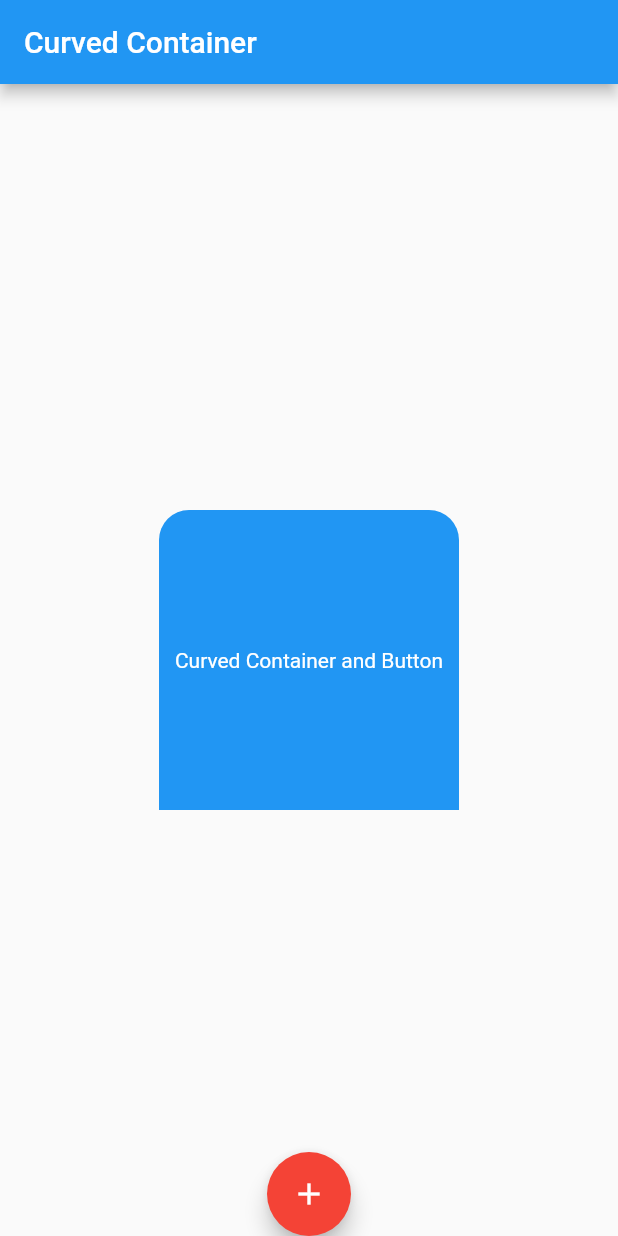
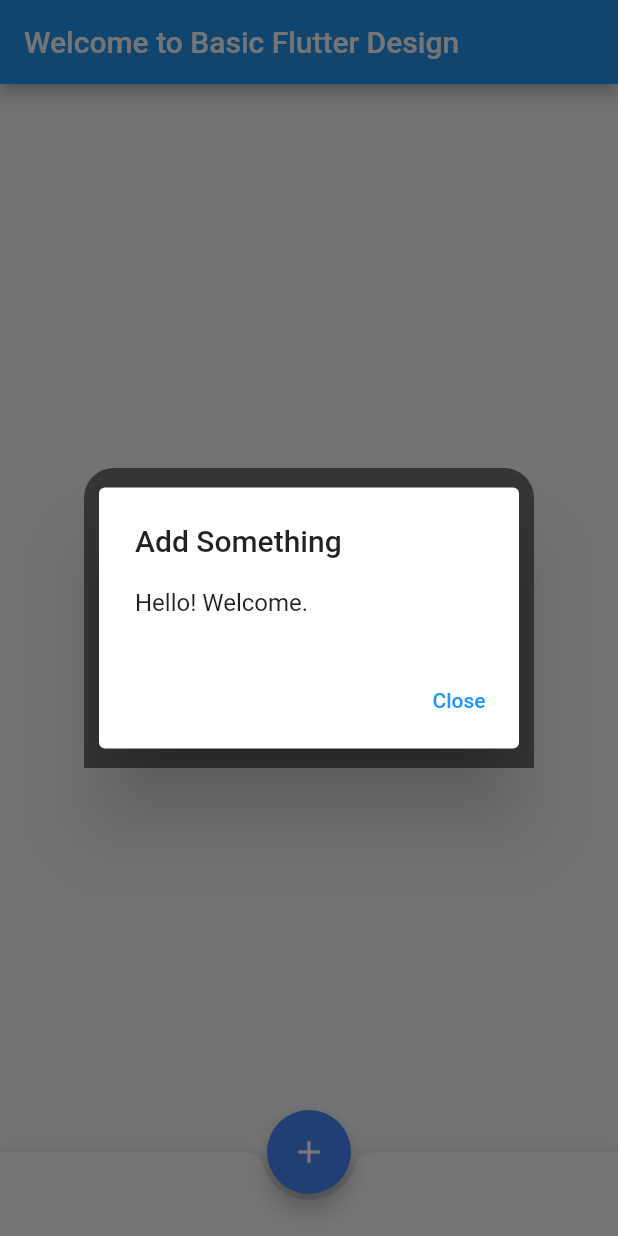
Before and after one commit to Limon00001/flutter-to-do-lists, a Flutter app: the screen it shows after launch, after a tap on the "add" icon, on a phone screen of 412 x 824 dp. Run offline on Flutter 3.47's test engine with Material 2 defaults, Android fonts, the phone set to English and light mode, and no system bars.

Commit message:
initial commit

```diff
--- a/lib/main.dart
+++ b/lib/main.dart
@@ -1,43 +1,89 @@
 import 'package:flutter/material.dart';
 
-void main() => runApp(MyApp());
+void main() => runApp(const MyApp());
 
 class MyApp extends StatelessWidget {
+  const MyApp({super.key});
+
   @override
   Widget build(BuildContext context) {
-    return MaterialApp(
-      home: Scaffold(
+    return const MaterialApp(
+      home: MyHomePage(),
+    );
+  }
+}
+
+class MyHomePage extends StatefulWidget {
+  const MyHomePage({super.key});
+
+  @override
+  _MyHomePageState createState() => _MyHomePageState();
+}
+
+class _MyHomePageState extends State<MyHomePage> {
+  @override
+  Widget build(BuildContext context) {
+    return Scaffold(
       appBar: AppBar(
-          title: Text('Curved Container'),
+        title: const Text('Welcome to Basic Flutter Design'),
       ),
       body: Center(
         child: Container(
-            width: 200.0,
+          width: 300.0,
           height: 200.0,
-            child: Center(
-              child: Text(
-                'Curved Container and Button',
-                style: TextStyle(color: Colors.white),
-              ),
-            ),
-            decoration: BoxDecoration(
-              color: Colors.blue,
+          decoration: const BoxDecoration(
+            color: Colors.black54,
             borderRadius: BorderRadius.only(
               topLeft: Radius.circular(20.0),
               topRight: Radius.circular(20.0),
+            ),
+          ),
+          child: const Center(
+            child: Text(
+              'container, button, pop-up container',
+              style: TextStyle(color: Colors.white),
             ),
           ),
         ),
       ),
       floatingActionButton: FloatingActionButton(
         onPressed: () {
-            // Add your action here
+          _showPopup(context);
         },
-          child: Icon(Icons.add),
-          backgroundColor: Colors.red,
+        backgroundColor: Colors.blueAccent,
+        child: const Icon(Icons.add),
       ),
       floatingActionButtonLocation: FloatingActionButtonLocation.centerDocked,
+      bottomNavigationBar: Padding(
+        padding:
+            const EdgeInsets.only(bottom: 0.0), // Adjust the padding as needed
+        child: BottomAppBar(
+          shape: const CircularNotchedRectangle(),
+          child: Container(
+            height: 56.0,
+          ),
+        ),
       ),
     );
   }
+
+  void _showPopup(BuildContext context) {
+    showDialog(
+      context: context,
+      builder: (BuildContext context) {
+        return AlertDialog(
+          title: const Text('Add Something'),
+          content: const Text('Hello! Welcome.'),
+          actions: <Widget>[
+            TextButton(
+              onPressed: () {
+                Navigator.of(context).pop();
+              },
+              child: const Text('Close'),
+            ),
+          ],
+        );
+      },
+    );
   }
+}
```
Lines whose indentation alone changed are shown as unchanged.
